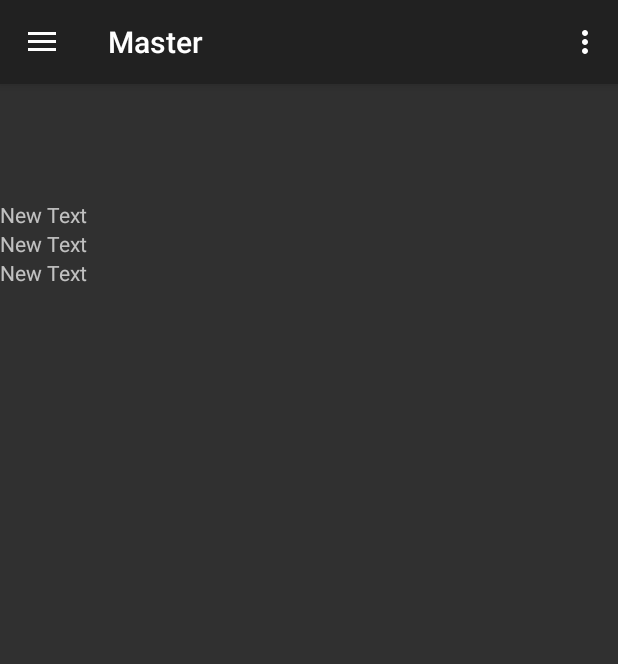
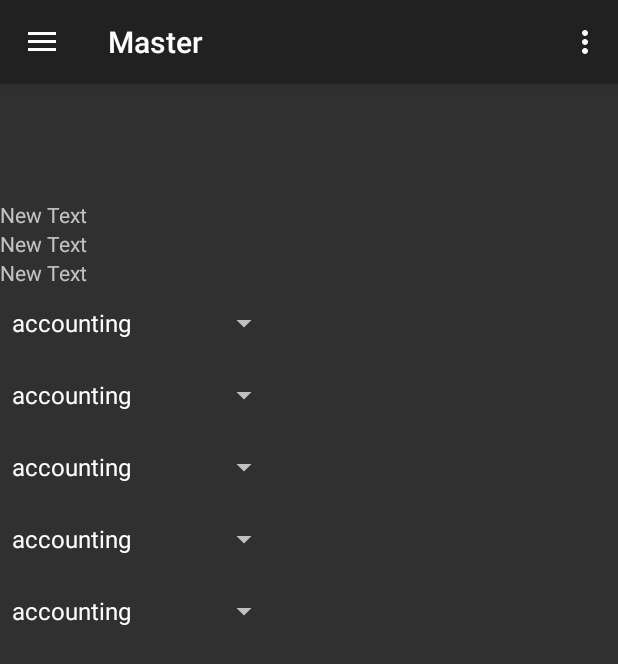
Before and after one commit to haakonmb/master_2017, an Android app: the fragment TourFragment placed in its activity, on a phone screen of 412 x 824 dp. Shown: the top 664 px of the screen. Run offline under Robolectric (Android 15) with nearby library versions, the phone set to English and light mode, and no system bars; 2 statements that could not run were skipped.

Commit message:
ADDED: spinners to layout and intializing for data and onclicklisteners.

```diff
--- a/app/src/main/java/mordbad/master/TourFragment.java
+++ b/app/src/main/java/mordbad/master/TourFragment.java
@@ -9,6 +9,9 @@ import android.util.Log;
 import android.view.LayoutInflater;
 import android.view.View;
 import android.view.ViewGroup;
+import android.widget.AdapterView;
+import android.widget.ArrayAdapter;
+import android.widget.Spinner;
 import android.widget.TextView;
 
 import org.json.JSONArray;
@@ -44,6 +47,12 @@ public class TourFragment extends android.support.v4.app.Fragment {
     TextView openTimeView;
     TextView websiteView;
     TextView typesView;
+
+    Spinner one;
+    Spinner two;
+    Spinner three;
+    Spinner four;
+    Spinner five;
 
     String placeDetails = "";
 
@@ -103,6 +112,19 @@ public class TourFragment extends android.support.v4.app.Fragment {
         websiteView = (TextView) view.findViewById(R.id.textView5);
         typesView = (TextView) view.findViewById(R.id.textView6);
 
+        // Getting reference to the Spinner
+
+        one = (Spinner) view.findViewById(R.id.spinner);
+        two = (Spinner) view.findViewById(R.id.spinner2);
+        three = (Spinner) view.findViewById(R.id.spinner3);
+        four= (Spinner) view.findViewById(R.id.spinner4);
+        five = (Spinner) view.findViewById(R.id.spinner5);
+
+        String[] allPlaceTypes = getResources().getStringArray(R.array.all_place_types);
+        Spinner[] spinners = {one, two, three, four, five};
+
+        // Setting adapter on Spinner to set question options
+        spinnerSetClickAndContent(spinners,allPlaceTypes);
 
         populate();
 
@@ -113,6 +135,35 @@ public class TourFragment extends android.support.v4.app.Fragment {
 //        nameView.setMovementMethod(new ScrollingMovementMethod());
 
         return view;
+    }
+
+    private void spinnerSetClickAndContent(Spinner[] spinners, String[] contents) {
+        ArrayAdapter<String> adapter = new ArrayAdapter<String>(getContext(), android.R.layout.simple_spinner_dropdown_item, contents);
+
+        for(final Spinner s: spinners){
+            s.setOnItemSelectedListener(new AdapterView.OnItemSelectedListener() {
+
+                @Override
+                public void onItemSelected(AdapterView<?> parent, View view,
+                                           int position, long id) {
+                    Log.d(TAG, "Spinner clicked");
+
+
+                    s.setSelection(position);
+                    Log.d(TAG, "spinnerPos: " + s.getSelectedItemPosition());
+
+                }
+
+                @Override
+                public void onNothingSelected(AdapterView<?> arg0) {
+                    Log.d(TAG, "Spinner nothing selected");
+                }
+            });
+
+            s.setAdapter(adapter);
+        }
+
+
     }
 
     private void populate() {
--- a/app/src/main/res/layout/fragment_tour.xml
+++ b/app/src/main/res/layout/fragment_tour.xml
@@ -58,5 +58,39 @@
         android:id="@+id/textView6"
         android:layout_below="@+id/textView5"
         android:layout_alignParentStart="true" />
+    <Spinner
+        android:layout_width="wrap_content"
+        android:layout_height="wrap_content"
+        android:id="@+id/spinner"
+        android:layout_below="@+id/textView6"
+        android:layout_alignParentStart="true" />
+
+    <Spinner
+        android:layout_width="wrap_content"
+        android:layout_height="wrap_content"
+        android:id="@+id/spinner2"
+        android:layout_below="@+id/spinner"
+        android:layout_alignParentStart="true" />
+
+    <Spinner
+        android:layout_width="wrap_content"
+        android:layout_height="wrap_content"
+        android:id="@+id/spinner3"
+        android:layout_below="@+id/spinner2"
+        android:layout_alignParentStart="true" />
+
+    <Spinner
+        android:layout_width="wrap_content"
+        android:layout_height="wrap_content"
+        android:id="@+id/spinner4"
+        android:layout_below="@+id/spinner3"
+        android:layout_alignParentStart="true" />
+
+    <Spinner
+        android:layout_width="wrap_content"
+        android:layout_height="wrap_content"
+        android:id="@+id/spinner5"
+        android:layout_below="@+id/spinner4"
+        android:layout_alignParentStart="true" />
 
 </RelativeLayout>
```
